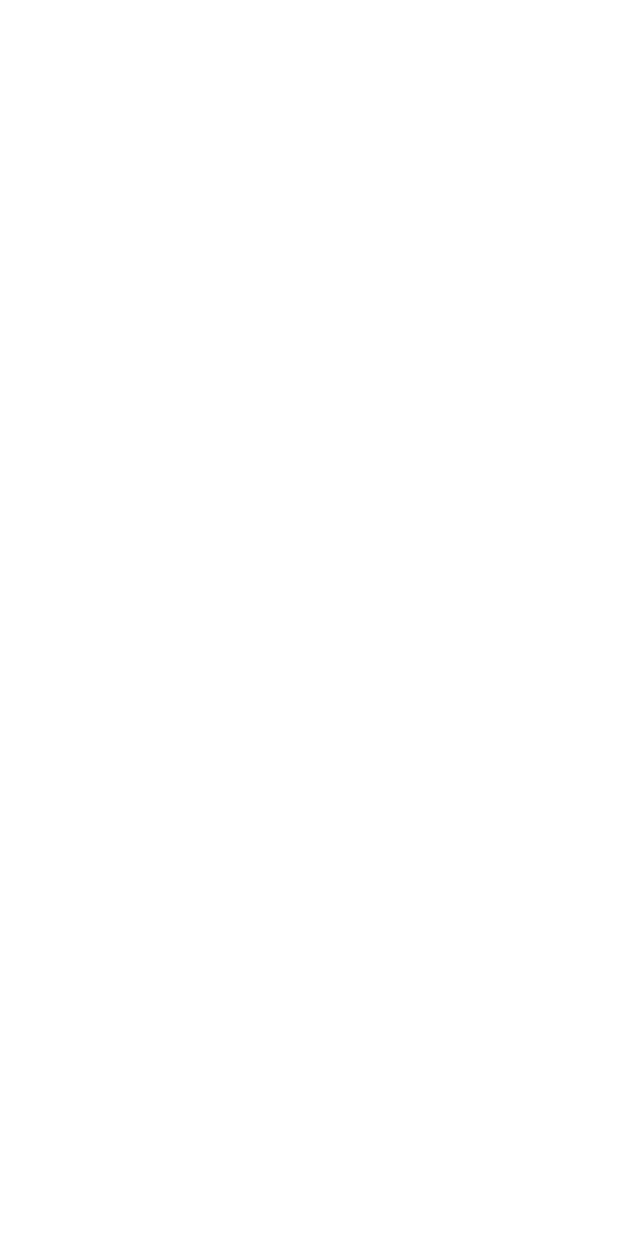
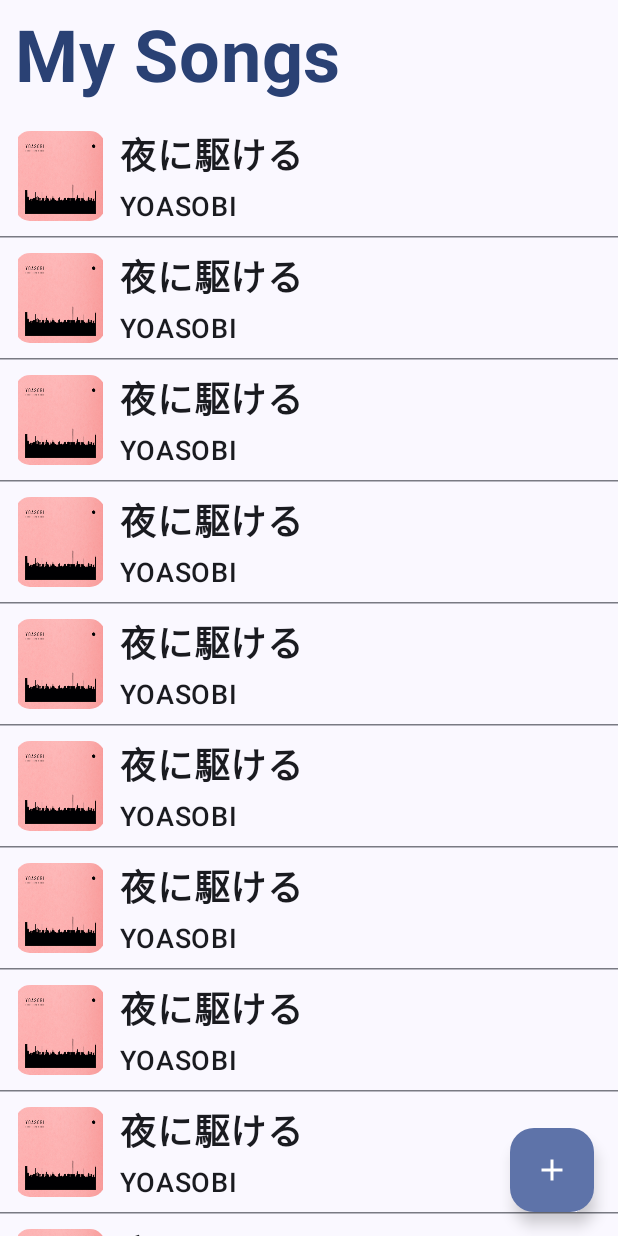
Before and after one commit to saboorbakshi/StreamTune, an Android app built with Jetpack Compose: the SongList screen opened through its navigation route, on a phone screen of 412 x 824 dp. Before the commit the screen is empty. Run offline under Robolectric (Android 15) with nearby library versions, the phone set to English and light mode, and no system bars.

Commit message:
Create List of Songs screen

```diff
--- a/android/app/src/main/java/com/streamtune/streamtune/MainActivity.kt
+++ b/android/app/src/main/java/com/streamtune/streamtune/MainActivity.kt
@@ -12,9 +12,11 @@ import androidx.compose.ui.tooling.preview.Preview
 import androidx.navigation.compose.NavHost
 import androidx.navigation.compose.composable
 import androidx.navigation.compose.rememberNavController
+import com.streamtune.streamtune.ui.AddSong
 import com.streamtune.streamtune.ui.greeting.Greeting
 import com.streamtune.streamtune.ui.greeting.GreetingViewModel
 import com.streamtune.streamtune.ui.songlist.SongList
+import com.streamtune.streamtune.ui.songlist.SongListViewModel
 import com.streamtune.streamtune.ui.theme.StreamTuneTheme
 
 class MainActivity : ComponentActivity() {
@@ -44,7 +46,10 @@ private fun MainScreen() {
                 Greeting(GreetingViewModel(navController))
             }
             composable("songlist") {
-                SongList()
+                SongList(SongListViewModel(navController))
+            }
+            composable("addsong") {
+                AddSong()
             }
         }
 
--- a/android/app/src/main/java/com/streamtune/streamtune/ui/AddSong.kt
+++ b/android/app/src/main/java/com/streamtune/streamtune/ui/AddSong.kt
@@ -25,7 +25,7 @@ import com.streamtune.streamtune.R
 
 @Preview
 @Composable
-fun SongList() {
+fun AddSong() {
 
     Surface(Modifier.fillMaxSize()) {
 
--- a/android/app/src/main/java/com/streamtune/streamtune/ui/greeting/Greeting.kt
+++ b/android/app/src/main/java/com/streamtune/streamtune/ui/greeting/Greeting.kt
@@ -93,7 +93,7 @@ fun Greeting(vm: GreetingViewModel) {
 
 @Preview(showBackground = true)
 @Composable
-fun GreetingPreview() {
+private fun GreetingPreview() {
     StreamTuneTheme {
         Greeting(GreetingViewModel(rememberNavController()))
     }
--- /dev/null
+++ b/android/app/src/main/java/com/streamtune/streamtune/ui/songlist/SongCard.kt
@@ -0,0 +1,57 @@
+package com.streamtune.streamtune.ui.songlist
+
+import androidx.compose.foundation.Image
+import androidx.compose.foundation.layout.Arrangement
+import androidx.compose.foundation.layout.Column
+import androidx.compose.foundation.layout.Row
+import androidx.compose.foundation.layout.Spacer
+import androidx.compose.foundation.layout.fillMaxWidth
+import androidx.compose.foundation.layout.height
+import androidx.compose.foundation.layout.padding
+import androidx.compose.foundation.layout.size
+import androidx.compose.foundation.shape.RoundedCornerShape
+import androidx.compose.material3.Surface
+import androidx.compose.material3.Text
+import androidx.compose.runtime.Composable
+import androidx.compose.ui.Alignment
+import androidx.compose.ui.Modifier
+import androidx.compose.ui.draw.clip
+import androidx.compose.ui.res.painterResource
+import androidx.compose.ui.text.font.FontWeight
+import androidx.compose.ui.tooling.preview.Preview
+import androidx.compose.ui.unit.dp
+import androidx.compose.ui.unit.sp
+import com.streamtune.streamtune.R
+
+@Preview
+@Composable
+fun SongCard() {
+
+    Surface {
+
+        Row(verticalAlignment = Alignment.CenterVertically, modifier = Modifier.fillMaxWidth()) {
+
+            Image(
+                painter = painterResource(id = R.drawable.yoasobi_the_book),
+                contentDescription = "AlbumArt",
+                modifier = Modifier
+                    .size(80.dp)
+                    .padding(10.dp)
+                    .clip(RoundedCornerShape(10.dp))
+            )
+
+            Column(verticalArrangement = Arrangement.Center) {
+
+                Text(text = "夜に駆ける", fontWeight = FontWeight.SemiBold, fontSize = 24.sp)
+
+                Spacer(Modifier.height(5.dp))
+
+                Text("YOASOBI", fontWeight = FontWeight.Medium, fontSize = 18.sp)
+
+            }
+
+        }
+
+    }
+
+}
--- a/android/app/src/main/java/com/streamtune/streamtune/ui/songlist/SongList.kt
+++ b/android/app/src/main/java/com/streamtune/streamtune/ui/songlist/SongList.kt
@@ -1,25 +1,74 @@
 package com.streamtune.streamtune.ui.songlist
 
-import androidx.compose.foundation.layout.Arrangement
 import androidx.compose.foundation.layout.Column
 import androidx.compose.foundation.layout.fillMaxSize
 import androidx.compose.foundation.layout.padding
+import androidx.compose.foundation.lazy.LazyColumn
+import androidx.compose.material.icons.Icons
+import androidx.compose.material.icons.filled.Add
+import androidx.compose.material3.FabPosition
+import androidx.compose.material3.FloatingActionButton
+import androidx.compose.material3.HorizontalDivider
+import androidx.compose.material3.Icon
+import androidx.compose.material3.MaterialTheme
+import androidx.compose.material3.Scaffold
+import androidx.compose.material3.Text
 import androidx.compose.runtime.Composable
-import androidx.compose.ui.Alignment
 import androidx.compose.ui.Modifier
+import androidx.compose.ui.text.font.FontWeight
+import androidx.compose.ui.tooling.preview.Preview
 import androidx.compose.ui.unit.dp
+import androidx.compose.ui.unit.sp
+import androidx.navigation.compose.rememberNavController
+import com.streamtune.streamtune.ui.theme.StreamTuneTheme
 
 @Composable
-fun SongList() {
+fun SongList(vm: SongListViewModel) {
 
-    Column(
-        modifier = Modifier
-            .fillMaxSize()
-            .padding(16.dp),
-        horizontalAlignment = Alignment.CenterHorizontally,
-        verticalArrangement = Arrangement.Center
-    ) {
+    Scaffold(topBar = { } ,
+        floatingActionButtonPosition = FabPosition.End,
+        floatingActionButton = {
+            FloatingActionButton(onClick = vm.onAddSongButtonClick) {
+                Icon(Icons.Filled.Add, "")
+            }
+        }, content = {
 
-    }
+            Column(modifier = Modifier
+                .fillMaxSize()
+                .padding(it)) {
+
+                LazyColumn {
+
+                    item {
+
+                        Text(text = "My Songs", fontWeight = FontWeight.Bold, fontSize = 48.sp,
+                            color = MaterialTheme.colorScheme.primary,
+                            modifier = Modifier.padding(10.dp)
+                        )
+
+                    }
+
+                    for (i in 1..20) {
+                        item {
+                            SongCard()
+                            HorizontalDivider()
+                        }
+                    }
+
+                }
+
+            }
+
+        }
+    )
 
 }
+
+
+@Preview(showBackground = true)
+@Composable
+private fun SongListPreview() {
+    StreamTuneTheme {
+        SongList(SongListViewModel(rememberNavController()))
+    }
+}
--- /dev/null
+++ b/android/app/src/main/java/com/streamtune/streamtune/ui/songlist/SongListViewModel.kt
@@ -0,0 +1,12 @@
+package com.streamtune.streamtune.ui.songlist
+
+import androidx.lifecycle.ViewModel
+import androidx.navigation.NavController
+
+class SongListViewModel(navController: NavController): ViewModel() {
+
+    val onAddSongButtonClick: () -> Unit = {
+        navController.navigate("addsong")
+    }
+
+}
```
Also changed, not shown: android/app/src/main/res/drawable/yoasobi_the_book.jpg (added).
